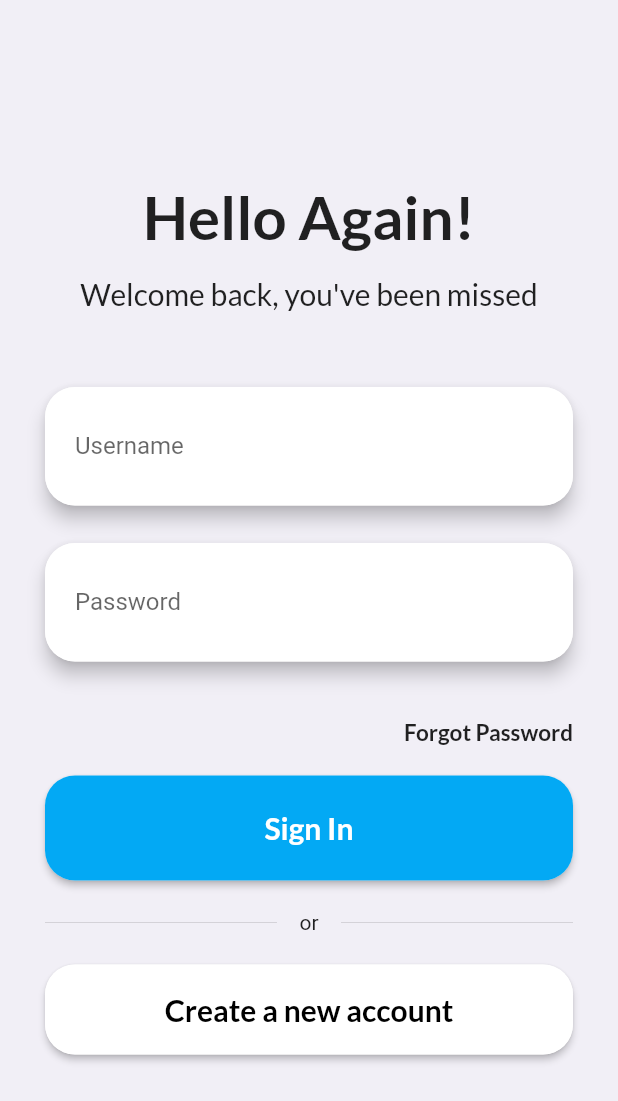
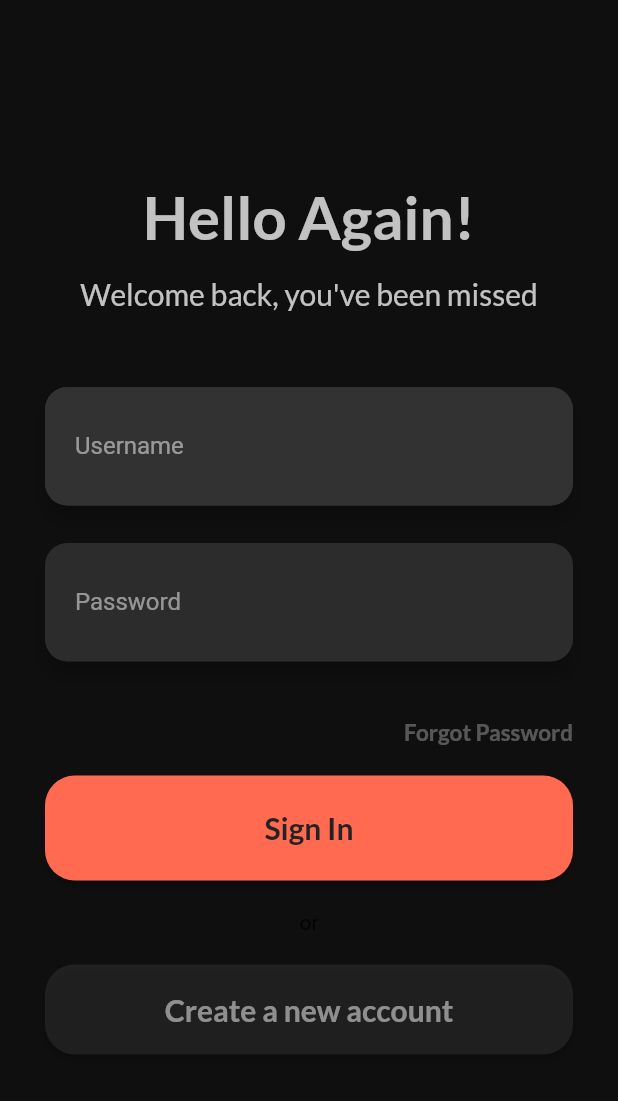
Before and after one commit to sufiyaanusmani/Blink, a Flutter app: the screen it shows after launch, on a phone screen of 412 x 824 dp. Shown: the top 1101 px of the screen. Run offline on Flutter 3.47's test engine with Material 2 defaults, Android fonts, the phone set to English and light mode, and no system bars; drawn by our look-alikes of animated_text_kit; our stand-ins replace flutter_slidable, google_fonts, google_nav_bar, loading_animation_widget, shared_preferences, shimmer and 1 more; missing offline and left inert: animated_snack_bar, mailer, mysql_client, slide_to_act_reborn.

```diff
--- a/lib/components/large_button.dart
+++ b/lib/components/large_button.dart
@@ -1,4 +1,5 @@
 import 'package:flutter/material.dart';
+import 'package:food_delivery/classes/UIColor.dart';
 
 class LargeButton extends StatefulWidget {
   final Color color;
@@ -21,6 +22,7 @@ class _LargeButtonState extends State<LargeButton> {
   @override
   Widget build(BuildContext context) {
     return Material(
+      color: ui.val(2).withOpacity(0.3),
       borderRadius: BorderRadius.circular(20),
       elevation: 2,
       child: TextButton(
--- a/lib/components/password_text_field.dart
+++ b/lib/components/password_text_field.dart
@@ -1,4 +1,5 @@
 import 'package:flutter/material.dart';
+import 'package:food_delivery/classes/UIColor.dart';
 
 class PasswordTextField extends StatefulWidget {
   final String hintText;
@@ -18,24 +19,31 @@ class _PasswordTextFieldState extends State<PasswordTextField> {
   @override
   Widget build(BuildContext context) {
     return Material(
+      color: ui.val(2).withOpacity(0.6),
       elevation: 5,
-      borderRadius: BorderRadius.circular(20),
+      borderRadius: BorderRadius.circular(15),
       child: Container(
         padding: const EdgeInsets.symmetric(
           horizontal: 20,
           vertical: 10,
         ),
         decoration: BoxDecoration(
-          color: Colors.white,
-          borderRadius: BorderRadius.circular(20),
+          color: ui.val(2).withOpacity(0.6),
+          borderRadius: BorderRadius.circular(15),
         ),
         child: TextField(
           controller: widget.controller,
           obscureText: true,
+          style: TextStyle(
+            color: ui.val(4),
+          ),
           decoration: InputDecoration(
             hintText: widget.hintText,
             border: InputBorder.none,
             labelText: 'Password',
+            labelStyle: TextStyle(
+              color: ui.val(4).withOpacity(0.5),
+            ),
           ),
           onChanged: widget.onChange,
         ),
--- a/lib/components/plain_text_field.dart
+++ b/lib/components/plain_text_field.dart
@@ -1,4 +1,5 @@
 import 'package:flutter/material.dart';
+import 'package:food_delivery/classes/UIColor.dart';
 
 class PlainTextField extends StatefulWidget {
   final String hintText;
@@ -21,22 +22,30 @@ class _PlainTextFieldState extends State<PlainTextField> {
   Widget build(BuildContext context) {
     return Material(
       elevation: 5,
-      borderRadius: BorderRadius.circular(20),
+      color: ui.val(2),
+      borderRadius: BorderRadius.circular(15),
       child: Container(
         padding: const EdgeInsets.symmetric(
           horizontal: 20,
           vertical: 10,
         ),
         decoration: BoxDecoration(
-          color: Colors.white,
-          borderRadius: BorderRadius.circular(20),
+          color: ui.val(2),
+          borderRadius: BorderRadius.circular(15),
         ),
         child: TextField(
           controller: widget.controller,
+          style: TextStyle(
+            color: ui.val(4),
+          ),
           decoration: InputDecoration(
-              hintText: widget.hintText,
-              border: InputBorder.none,
-              labelText: widget.labelText),
+            hintText: widget.hintText,
+            border: InputBorder.none,
+            labelText: widget.labelText,
+            labelStyle: TextStyle(
+              color: ui.val(4).withOpacity(0.5),
+            ),
+          ),
           onChanged: widget.onChange,
         ),
       ),
--- a/lib/screens/login_screen.dart
+++ b/lib/screens/login_screen.dart
@@ -13,6 +13,8 @@ import 'package:mysql_client/mysql_client.dart';
 import 'package:food_delivery/classes/restaurant.dart';
 import 'package:food_delivery/arguments/home_screen_arguments.dart';
 import 'package:shared_preferences/shared_preferences.dart';
+import 'package:flutter/services.dart';
+import 'package:food_delivery/classes/UIColor.dart';
 
 class LoginScreen extends StatefulWidget {
   static const id = 'login_screen';
@@ -103,9 +105,13 @@ class _LoginScreenState extends State<LoginScreen> {
 
   @override
   Widget build(BuildContext context) {
+    SystemChrome.setSystemUIOverlayStyle(SystemUiOverlayStyle(
+      systemNavigationBarColor: ui.val(0),
+      statusBarColor: ui.val(0),
+    ));
     return Scaffold(
       resizeToAvoidBottomInset: false,
-      backgroundColor: Color(0xfff1eff6),
+      backgroundColor: ui.val(0),
       body: SafeArea(
         child: Form(
           child: Container(
@@ -125,6 +131,7 @@ class _LoginScreenState extends State<LoginScreen> {
                         textStyle: TextStyle(
                           fontWeight: FontWeight.bold,
                           fontSize: 40,
+                          color: ui.val(4),
                         ),
                       ),
                     ),
@@ -139,6 +146,7 @@ class _LoginScreenState extends State<LoginScreen> {
                   style: GoogleFonts.lato(
                     textStyle: TextStyle(
                       fontSize: 20,
+                      color: ui.val(4),
                     ),
                   ),
                 ),
@@ -185,6 +193,7 @@ class _LoginScreenState extends State<LoginScreen> {
                       textStyle: TextStyle(
                         fontWeight: FontWeight.bold,
                         fontSize: 15,
+                        color: ui.val(4).withOpacity(0.3),
                       ),
                     ),
                   ),
@@ -220,7 +229,7 @@ class _LoginScreenState extends State<LoginScreen> {
                       );
                     }
                   },
-                  color: Colors.lightBlue,
+                  color: ui.val(10),
                   verticalPadding: 15,
                   buttonChild: Text(
                     'Sign In',
@@ -229,7 +238,7 @@ class _LoginScreenState extends State<LoginScreen> {
                       textStyle: TextStyle(
                         fontWeight: FontWeight.bold,
                         fontSize: 20,
-                        color: Colors.white,
+                        color: ui.val(1),
                       ),
                     ),
                   ),
@@ -266,7 +275,7 @@ class _LoginScreenState extends State<LoginScreen> {
                         MaterialPageRoute(
                             builder: (context) => CreateNewAccountScreen()));
                   },
-                  color: Colors.white,
+                  color: ui.val(2).withOpacity(0.3),
                   verticalPadding: 10,
                   buttonChild: Text(
                     'Create a new account',
@@ -274,7 +283,7 @@ class _LoginScreenState extends State<LoginScreen> {
                       textStyle: TextStyle(
                         fontWeight: FontWeight.bold,
                         fontSize: 20,
-                        color: Colors.black,
+                        color: ui.val(4).withOpacity(0.5),
                       ),
                     ),
                   ),
```
Also changed, not shown: lib/components/your_cart_screen.dart (+57 -9 lines).
